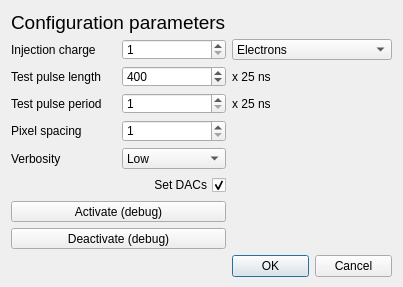
Above: SpidrMpx3Eq/testpulseequalisation.ui from navrit/dexter before the change. Below: the same form after it.
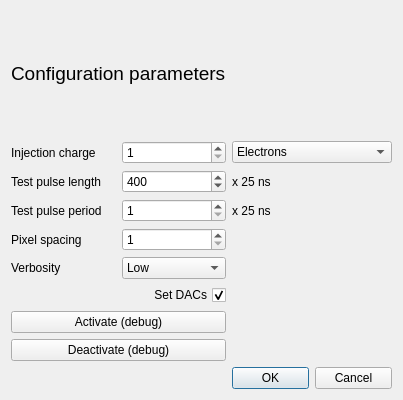
That is the form after the change.

```diff
--- a/SpidrMpx3Eq/testpulseequalisation.ui
+++ b/SpidrMpx3Eq/testpulseequalisation.ui
@@ -7,7 +7,7 @@
     <x>0</x>
     <y>0</y>
     <width>403</width>
-    <height>287</height>
+    <height>400</height>
    </rect>
   </property>
   <property name="sizePolicy">
@@ -19,13 +19,13 @@
   <property name="minimumSize">
    <size>
     <width>403</width>
-    <height>273</height>
+    <height>400</height>
    </size>
   </property>
   <property name="maximumSize">
    <size>
     <width>403</width>
-    <height>287</height>
+    <height>400</height>
    </size>
   </property>
   <property name="windowTitle">
```
